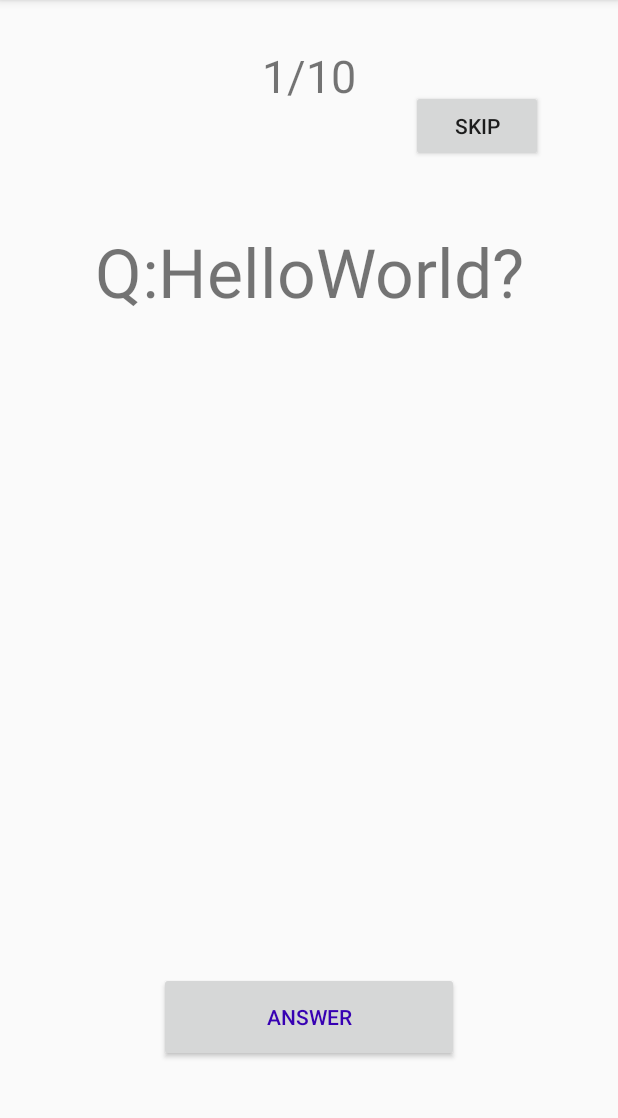
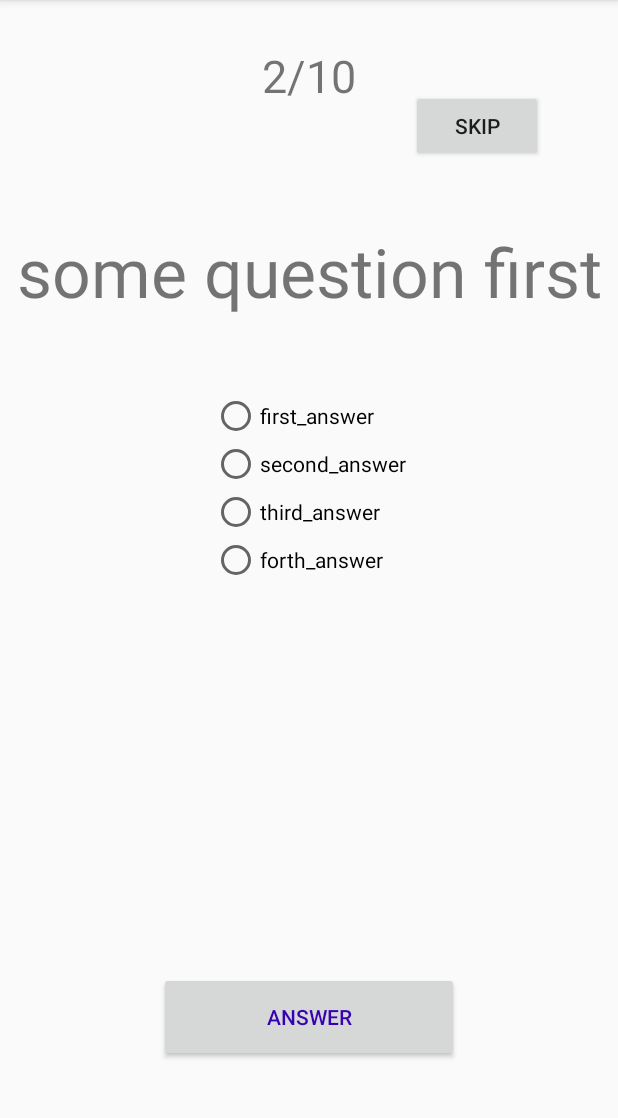
Before and after one commit to CODER591/ExamApplication, an Android app: the StartExamPageFragment screen opened directly, with no data from a screen before it, after a tap on "START", on a phone screen of 412 x 824 dp, the part 84-1202 px from its top. Run offline under Robolectric (Android 15) with nearby library versions, the phone set to English and light mode, and no system bars; 1 statement that could not run was skipped.

Commit message:
rendering question on the question page

```diff
--- a/app/src/main/java/com/example/testsapplication/ExamActivity.java
+++ b/app/src/main/java/com/example/testsapplication/ExamActivity.java
@@ -4,10 +4,6 @@ import androidx.appcompat.app.AppCompatActivity;
 import androidx.fragment.app.Fragment;
 import androidx.fragment.app.FragmentTransaction;
 import android.os.Bundle;
-import android.view.View;
-import android.widget.Button;
-import android.widget.FrameLayout;
-import android.widget.TextView;
 
 import com.example.testsapplication.testmanager.TestManager;
 
@@ -20,7 +16,7 @@ public class ExamActivity extends AppCompatActivity {
 
         Bundle bundle = getIntent().getExtras();
         TestManager.getInstance().startTest(bundle.getInt("AdapterPosition"));
-        Fragment startTestPageFragment = new StartTestPageFragment();
+        Fragment startTestPageFragment = new StartExamPageFragment();
         FragmentTransaction transaction = getSupportFragmentManager().beginTransaction();
         transaction.add(R.id.fragment_container, startTestPageFragment);
         //if add to back stack here we got an empty page
--- a/app/src/main/java/com/example/testsapplication/QuestionFragment.java
+++ b/app/src/main/java/com/example/testsapplication/QuestionFragment.java
@@ -1,8 +1,10 @@
 package com.example.testsapplication;
 
+import android.os.Build;
 import android.os.Bundle;
 
 import androidx.annotation.Nullable;
+import androidx.annotation.RequiresApi;
 import androidx.fragment.app.Fragment;
 import androidx.fragment.app.FragmentTransaction;
 
@@ -12,11 +14,19 @@ import android.view.ViewGroup;
 import android.widget.Button;
 import android.widget.RadioButton;
 import android.widget.RadioGroup;
+import android.widget.TextView;
+
+import com.example.testsapplication.model.Answer;
+import com.example.testsapplication.model.Question;
+import com.example.testsapplication.testmanager.TestManager;
+
+import java.util.List;
 
 
 public class QuestionFragment extends Fragment {
 
     private Button answer_button;
+    private Button skip_button;
 
     public QuestionFragment() {
         // Required empty public constructor
@@ -31,35 +41,48 @@ public class QuestionFragment extends Fragment {
         super.onCreate(savedInstanceState);
     }
 
+    @RequiresApi(api = Build.VERSION_CODES.JELLY_BEAN_MR1)
     @Override
     public View onCreateView(LayoutInflater inflater, ViewGroup container,
                              Bundle savedInstanceState) {
         View returnView = inflater.inflate(R.layout.fragment_question, container, false);
+        answer_button = returnView.findViewById(R.id.answer_button);
+        skip_button = returnView.findViewById(R.id.answer_button);
+        TextView tv_question_body = returnView.findViewById(R.id.question_body);
+        TextView tv_question_number = returnView.findViewById(R.id.question_number);
         RadioGroup radioGroup = (RadioGroup) returnView.findViewById(R.id.answers_radio_group);
+
         /* General comment regarding this Fragment
-        *  On this fragment should appear as much radiobuttons as Question had answers
         *  We should detect what radio button is checked to figure out what answer was provided
-        *
-        * */
+        */
 
-       /*
-        //amount of answers
-        for (int i = 1; i <= ; i++) {
+        Question curr_question = TestManager.getInstance().getCurrentExam().getCurrentQuestion();
+        tv_question_body.setText(curr_question.getBody());
+        tv_question_number.setText(String.valueOf(TestManager.getInstance().getCurrentExam().getPosition()+1)+"/10");
+        List<Answer> answer_list = curr_question.getAnswers();
+        for(Answer answer:answer_list) {
             RadioButton rdbtn = new RadioButton(getContext());
-            //rdbtn.setId(View.generateViewId());  ?? maybe wrap it inside of the API version check
-            rdbtn.setText("");
+            rdbtn.setId(View.generateViewId());
+            rdbtn.setText(answer.getAnsBody());
             radioGroup.addView(rdbtn);
-        }*/
-       answer_button = returnView.findViewById(R.id.answer_button);
+        }
+
        answer_button.setOnClickListener(new View.OnClickListener() {
             @Override
             public void onClick(View v) {
-
+                //TestManager.getInstance().getCurrentExam().answerQuestion(5);
+            }
+        });
+        answer_button.setOnClickListener(new View.OnClickListener() {
+            @Override
+            public void onClick(View v) {
+                TestManager.getInstance().getCurrentExam().skipQuestion();
             }
         });
 
         return returnView;
     }
+
 
     @Override
     public void onActivityCreated(@Nullable Bundle savedInstanceState) {
--- a/app/src/main/java/com/example/testsapplication/StartTestPageFragment.java
+++ b/app/src/main/java/com/example/testsapplication/StartExamPageFragment.java
@@ -16,18 +16,18 @@ import com.example.testsapplication.testmanager.TestManager;
 
 /**
  * A simple {@link Fragment} subclass.
- * Use the {@link StartTestPageFragment#newInstance} factory method to
+ * Use the {@link StartExamPageFragment#newInstance} factory method to
  * create an instance of this fragment.
  */
-public class StartTestPageFragment extends Fragment {
+public class StartExamPageFragment extends Fragment {
 
 
-    public StartTestPageFragment() {
+    public StartExamPageFragment() {
         // Required empty public constructor
     }
 
-    public static StartTestPageFragment newInstance() {
-        return new StartTestPageFragment();
+    public static StartExamPageFragment newInstance() {
+        return new StartExamPageFragment();
     }
 
     @Override
@@ -39,8 +39,7 @@ public class StartTestPageFragment extends Fragment {
     @Override
     public View onCreateView(LayoutInflater inflater, ViewGroup container,
                              Bundle savedInstanceState) {
-        View view =inflater.inflate(R.layout.fragment_start_test_page, container, false);
-        //looks like this below should be moved to other fragment
+        View view = inflater.inflate(R.layout.fragment_start_exam_page, container, false);
         final Button start_btn = view.findViewById(R.id.test_start_button);
         final TextView test_name_view = view.findViewById(R.id.test_name);
         final TextView test_description_view = view.findViewById(R.id.test_description);
@@ -53,9 +52,7 @@ public class StartTestPageFragment extends Fragment {
             @Override
             public void onClick(View v) {
 
-                // start test
-                // start timer
-                // go to fragment
+
 
                 Fragment questionFragment = new QuestionFragment();
                 FragmentTransaction transaction = getFragmentManager().beginTransaction();
--- a/app/src/main/java/com/example/testsapplication/model/Exam.java
+++ b/app/src/main/java/com/example/testsapplication/model/Exam.java
@@ -53,5 +53,4 @@ public class Exam {
         public String getDescription() {
                 return mExamDescription;
         }
-
 }
--- a/app/src/main/java/com/example/testsapplication/model/Question.java
+++ b/app/src/main/java/com/example/testsapplication/model/Question.java
@@ -17,4 +17,5 @@ public class Question {
     public int getAnswerCount() {
         return mAnswers.size();
     }
+    public List<Answer> getAnswers() { return mAnswers;}
 }
--- a/app/src/main/res/layout/activity_test_start.xml
+++ b/app/src/main/res/layout/activity_test_start.xml
@@ -5,7 +5,6 @@
     android:layout_width="match_parent"
     android:layout_height="match_parent"
     tools:context=".ExamActivity"
-
     >
 
     <FrameLayout
--- a/app/src/main/res/layout/fragment_question.xml
+++ b/app/src/main/res/layout/fragment_question.xml
@@ -40,10 +40,8 @@
         />
 
     <RadioGroup
-
+        android:id="@+id/answers_radio_group"
         android:layout_marginTop="50dp"
-        android:id="@+id/answers_radio_group"
-        android:layout_marginLeft="10dp"
         android:layout_width="wrap_content"
         android:layout_height="wrap_content"
         app:layout_constraintTop_toBottomOf="@id/question_body"
--- a/app/src/main/res/layout/fragment_start_test_page.xml
+++ b/app/src/main/res/layout/fragment_start_exam_page.xml
@@ -4,7 +4,7 @@
     xmlns:app="http://schemas.android.com/apk/res-auto"
     android:layout_width="match_parent"
     android:layout_height="match_parent"
-    tools:context=".StartTestPageFragment">
+    tools:context=".StartExamPageFragment">
 
 
     <TextView
```
